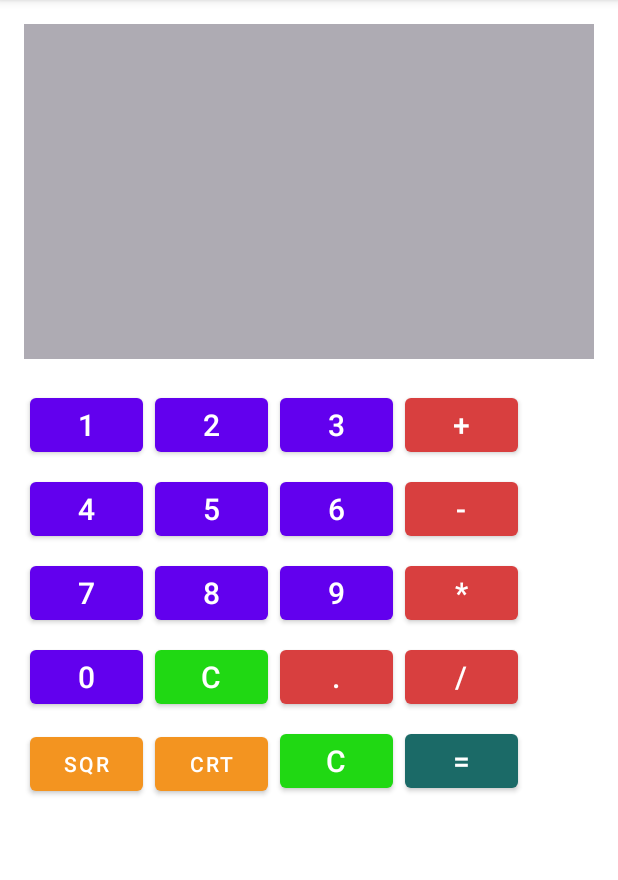
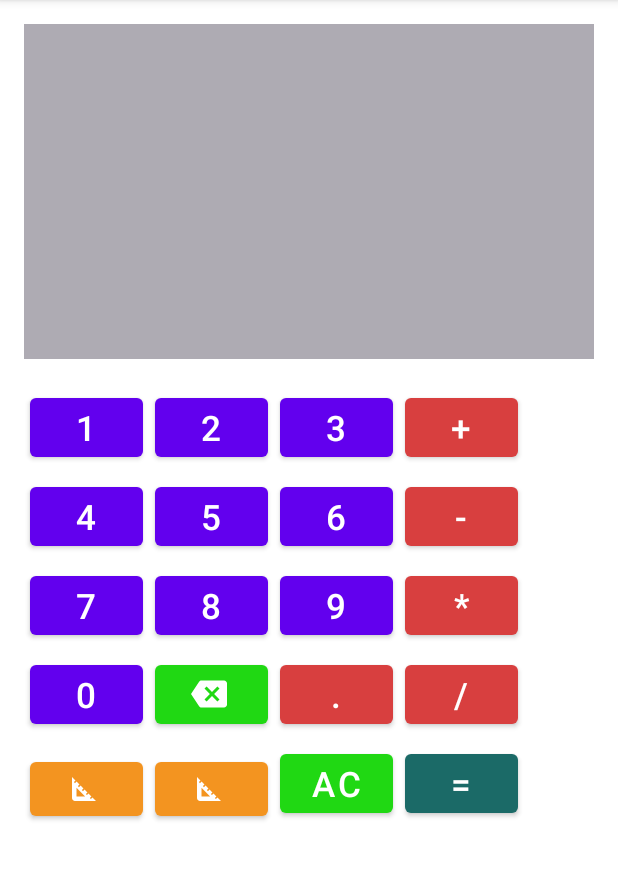
Before and after one commit to VascoGomesWork/Java-Calculator, an Android app: the screen it shows after launch (MainActivity), on a phone screen of 412 x 824 dp, the part 84-964 px from its top. Run offline under Robolectric (Android 15) with nearby library versions, the phone set to English and light mode, and no system bars.

Commit message:
Design Changes and delete button not fully implemented

```diff
--- a/app/src/main/java/com/example/calculator/MainActivity.java
+++ b/app/src/main/java/com/example/calculator/MainActivity.java
@@ -37,8 +37,20 @@ public class MainActivity extends AppCompatActivity{
                 @Override
                 public void onClick(View v) {
 
+                    //Checks if button delete was pressed
+                    //TODO Mkae delete button work
+                    if(buttons.get(finalI).getText().equals("")) {
+
+                        System.out.println("Delete button pressed");
+                        if(!operationString.isEmpty()) {
+                            operationString = operationString.substring(0, operationString.length() - 1);
+                            System.out.println(operationString);
+                            visor.setText(operationString);
+                        }
+                    }
+
                     //Verifies if the content of the button is Clear, with if it is true goes to else
-                    if (!buttons.get(finalI).getText().equals("C")) {
+                    if (!buttons.get(finalI).getText().equals("AC")) {
 
                         //Makes a String with the operation to be made
                         operationString += buttons.get(finalI).getText();
@@ -102,9 +114,17 @@ public class MainActivity extends AppCompatActivity{
         buttons.add(findViewById(R.id.cubicRoot));
         buttons.add(findViewById(R.id.equals));
         buttons.add(findViewById(R.id.clear));
+        buttons.add(findViewById(R.id.btn15));
     }
 
     public void squareRootOnClick(View view) {
         System.out.println("Square Root");
     }
+
+    public void removeCharBtn(TextView visor){
+        //Checks if the operationString is not empty
+
+            System.out.println("Delete");
+            System.out.println(operationString.substring(0, operationString.length() - 1));
+    }
 }
--- /dev/null
+++ b/app/src/main/res/drawable/ic_baseline_add_24.xml
@@ -0,0 +1,10 @@
+<vector xmlns:android="http://schemas.android.com/apk/res/android"
+    android:width="24dp"
+    android:height="24dp"
+    android:viewportWidth="24"
+    android:viewportHeight="24"
+    android:tint="?attr/colorControlNormal">
+  <path
+      android:fillColor="@android:color/white"
+      android:pathData="M19,13h-6v6h-2v-6H5v-2h6V5h2v6h6v2z"/>
+</vector>
--- /dev/null
+++ b/app/src/main/res/drawable/ic_baseline_backspace_24.xml
@@ -0,0 +1,11 @@
+<vector xmlns:android="http://schemas.android.com/apk/res/android"
+    android:width="24dp"
+    android:height="24dp"
+    android:viewportWidth="24"
+    android:viewportHeight="24"
+    android:tint="?attr/colorControlNormal"
+    android:autoMirrored="true">
+  <path
+      android:fillColor="@android:color/white"
+      android:pathData="M22,3L7,3c-0.69,0 -1.23,0.35 -1.59,0.88L0,12l5.41,8.11c0.36,0.53 0.9,0.89 1.59,0.89h15c1.1,0 2,-0.9 2,-2L24,5c0,-1.1 -0.9,-2 -2,-2zM19,15.59L17.59,17 14,13.41 10.41,17 9,15.59 12.59,12 9,8.41 10.41,7 14,10.59 17.59,7 19,8.41 15.41,12 19,15.59z"/>
+</vector>
--- /dev/null
+++ b/app/src/main/res/drawable/ic_baseline_square_foot_24.xml
@@ -0,0 +1,10 @@
+<vector xmlns:android="http://schemas.android.com/apk/res/android"
+    android:width="24dp"
+    android:height="24dp"
+    android:viewportWidth="24"
+    android:viewportHeight="24"
+    android:tint="?attr/colorControlNormal">
+  <path
+      android:fillColor="@android:color/white"
+      android:pathData="M17.66,17.66l-1.06,1.06l-0.71,-0.71l1.06,-1.06l-1.94,-1.94l-1.06,1.06l-0.71,-0.71l1.06,-1.06l-1.94,-1.94l-1.06,1.06l-0.71,-0.71l1.06,-1.06L9.7,9.7l-1.06,1.06l-0.71,-0.71l1.06,-1.06L7.05,7.05L5.99,8.11L5.28,7.4l1.06,-1.06L4,4v14c0,1.1 0.9,2 2,2h14L17.66,17.66zM7,17v-5.76L12.76,17H7z"/>
+</vector>
--- a/app/src/main/res/layout/activity_main.xml
+++ b/app/src/main/res/layout/activity_main.xml
@@ -31,11 +31,14 @@
         android:layout_marginTop="16dp"
         android:layout_marginEnd="16dp"
         android:layout_marginRight="16dp"
+        android:clipToPadding="false"
         app:columnCount="4"
+        app:layout_constraintBottom_toBottomOf="parent"
         app:layout_constraintEnd_toEndOf="parent"
         app:layout_constraintHorizontal_bias="1.0"
         app:layout_constraintStart_toStartOf="parent"
         app:layout_constraintTop_toBottomOf="@+id/visor"
+        app:layout_constraintVertical_bias="0.0"
         app:useDefaultMargins="true"
         tools:ignore="MissingConstraints">
 
@@ -44,7 +47,7 @@
             android:layout_width="75dp"
             android:layout_height="wrap_content"
             android:text="1"
-            android:textSize="20sp"
+            android:textSize="23sp"
             app:layout_column="0"
             app:layout_row="0" />
 
@@ -53,7 +56,7 @@
             android:layout_width="75dp"
             android:layout_height="wrap_content"
             android:text="2"
-            android:textSize="20sp"
+            android:textSize="23sp"
             app:layout_column="1"
             app:layout_row="0" />
 
@@ -62,7 +65,7 @@
             android:layout_width="75dp"
             android:layout_height="wrap_content"
             android:text="3"
-            android:textSize="20sp"
+            android:textSize="23sp"
             app:layout_column="2"
             app:layout_row="0" />
 
@@ -71,7 +74,7 @@
             android:layout_width="75dp"
             android:layout_height="wrap_content"
             android:text="+"
-            android:textSize="20sp"
+            android:textSize="23sp"
             app:backgroundTint="#D83F3F"
             app:layout_column="3"
             app:layout_row="0" />
@@ -81,7 +84,7 @@
             android:layout_width="75dp"
             android:layout_height="wrap_content"
             android:text="4"
-            android:textSize="20sp"
+            android:textSize="23sp"
             app:layout_column="0"
             app:layout_row="1" />
 
@@ -90,7 +93,7 @@
             android:layout_width="75dp"
             android:layout_height="wrap_content"
             android:text="5"
-            android:textSize="20sp"
+            android:textSize="23sp"
             app:layout_column="1"
             app:layout_row="1" />
 
@@ -99,7 +102,7 @@
             android:layout_width="75dp"
             android:layout_height="wrap_content"
             android:text="6"
-            android:textSize="20sp"
+            android:textSize="23sp"
             app:layout_column="2"
             app:layout_row="1" />
 
@@ -108,7 +111,7 @@
             android:layout_width="75dp"
             android:layout_height="wrap_content"
             android:text="-"
-            android:textSize="20sp"
+            android:textSize="23sp"
             app:backgroundTint="#D83F3F"
             app:layout_column="3"
             app:layout_row="1" />
@@ -118,7 +121,7 @@
             android:layout_width="75dp"
             android:layout_height="wrap_content"
             android:text="7"
-            android:textSize="20sp"
+            android:textSize="23sp"
             app:layout_column="0"
             app:layout_row="2" />
 
@@ -127,7 +130,7 @@
             android:layout_width="75dp"
             android:layout_height="wrap_content"
             android:text="8"
-            android:textSize="20sp"
+            android:textSize="23sp"
             app:layout_column="1"
             app:layout_row="2" />
 
@@ -136,7 +139,7 @@
             android:layout_width="75dp"
             android:layout_height="wrap_content"
             android:text="9"
-            android:textSize="20sp"
+            android:textSize="23sp"
             app:layout_column="2"
             app:layout_row="2" />
 
@@ -145,7 +148,7 @@
             android:layout_width="75dp"
             android:layout_height="wrap_content"
             android:text="*"
-            android:textSize="20sp"
+            android:textSize="23sp"
             app:backgroundTint="#D83F3F"
             app:layout_column="3"
             app:layout_row="2" />
@@ -155,26 +158,29 @@
             android:layout_width="75dp"
             android:layout_height="wrap_content"
             android:text="0"
-            android:textSize="20sp"
+            android:textSize="23sp"
             app:layout_column="0"
             app:layout_row="3" />
 
         <Button
-            android:id="@+id/button15"
+            android:id="@+id/btn15"
             android:layout_width="75dp"
             android:layout_height="wrap_content"
-            android:text="C"
-            android:textSize="20sp"
+            android:paddingLeft="24dp"
+            android:textColor="#20D813"
+            android:textSize="23sp"
             app:backgroundTint="#20D813"
+            app:icon="@drawable/ic_baseline_backspace_24"
             app:layout_column="1"
-            app:layout_row="3" />
+            app:layout_row="3"
+            tools:visibility="visible" />
 
         <Button
             android:id="@+id/point"
             android:layout_width="75dp"
             android:layout_height="wrap_content"
             android:text="."
-            android:textSize="20sp"
+            android:textSize="23sp"
             app:backgroundTint="#D83F3F"
             app:layout_column="2"
             app:layout_row="3" />
@@ -184,7 +190,7 @@
             android:layout_width="75dp"
             android:layout_height="wrap_content"
             android:text="/"
-            android:textSize="20sp"
+            android:textSize="23sp"
             app:backgroundTint="#D83F3F"
             app:layout_column="3"
             app:layout_row="3" />
@@ -193,9 +199,10 @@
             android:id="@+id/squareRoot"
             android:layout_width="75dp"
             android:layout_height="wrap_content"
-            android:text="SQR"
+            android:paddingLeft="24dp"
             android:textSize="14sp"
             app:backgroundTint="#F39420"
+            app:icon="@drawable/ic_baseline_square_foot_24"
             app:layout_column="0"
             app:layout_row="4" />
 
@@ -203,9 +210,10 @@
             android:id="@+id/cubicRoot"
             android:layout_width="75dp"
             android:layout_height="wrap_content"
-            android:text="CRT"
+            android:paddingLeft="24dp"
             android:textSize="14sp"
             app:backgroundTint="#F39420"
+            app:icon="@drawable/ic_baseline_square_foot_24"
             app:layout_column="1"
             app:layout_row="4" />
 
@@ -213,8 +221,8 @@
             android:id="@+id/clear"
             android:layout_width="75dp"
             android:layout_height="wrap_content"
-            android:text="C"
-            android:textSize="20sp"
+            android:text="AC"
+            android:textSize="23sp"
             app:backgroundTint="#20D813"
             app:layout_column="2"
             app:layout_row="4" />
@@ -224,7 +232,7 @@
             android:layout_width="75dp"
             android:layout_height="wrap_content"
             android:text="="
-            android:textSize="20sp"
+            android:textSize="23sp"
             app:backgroundTint="#1B6A67"
             app:layout_column="3"
             app:layout_row="4" />
```
